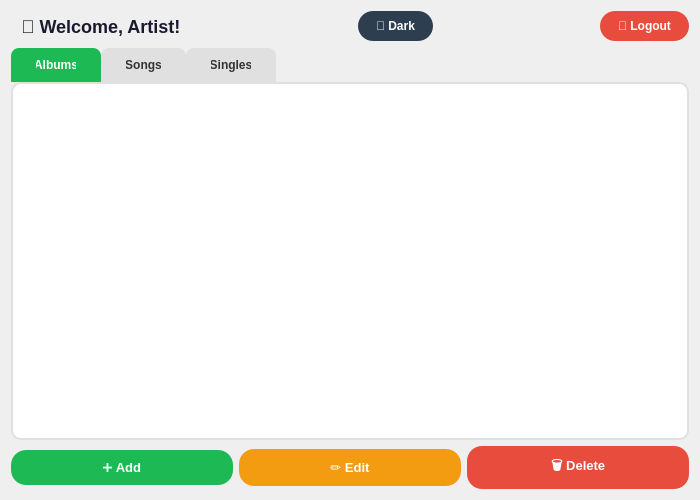
Above: Spotify/artistwindow.ui from Razatak186/Spotify-Project before the change. Below: the same form after it.
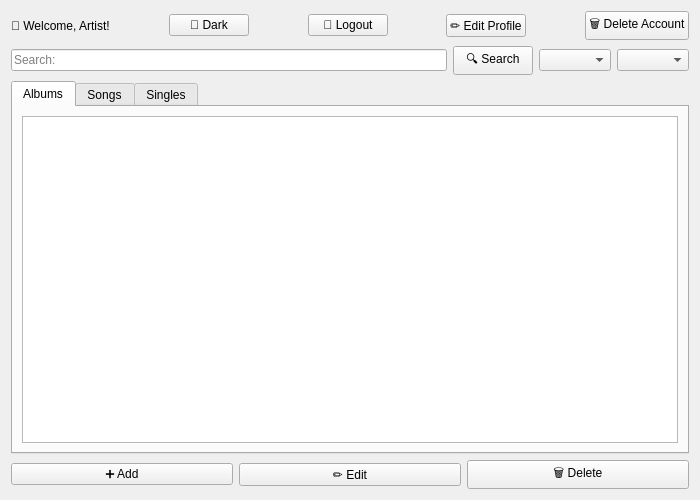
That is the form after the change. The open tabs and pages were chosen to show the change.

The edit to the form file:
```diff
--- a/Spotify/artistwindow.ui
+++ b/Spotify/artistwindow.ui
@@ -30,12 +30,7 @@
        <item>
         <widget class="QLabel" name="welcomeLabel">
          <property name="styleSheet">
-          <string notr="true">QLabel#welcomeLabel {
-    font-size: 18px;
-    font-weight: bold;
-    color: #1a1a2e;
-    padding: 5px;
-}</string>
+          <string notr="true"/>
          </property>
          <property name="text">
           <string>👋 Welcome, Artist!</string>
@@ -64,21 +59,7 @@
           </sizepolicy>
          </property>
          <property name="styleSheet">
-          <string notr="true">QPushButton#darkModeButton {
-    background-color: #2c3e50;
-    color: white;
-    border: none;
-    border-radius: 15px;
-    padding: 8px 18px;
-    font-weight: bold;
-    font-size: 12px;
-}
-QPushButton#darkModeButton:hover {
-    background-color: #34495e;
-}
-QPushButton#darkModeButton:pressed {
-    background-color: #1a252f;
-}</string>
+          <string notr="true"/>
          </property>
          <property name="text">
           <string>🌙 Dark</string>
@@ -101,55 +82,83 @@
        <item>
         <widget class="QPushButton" name="logoutButton">
          <property name="styleSheet">
-          <string notr="true">QPushButton#logoutButton {
-    background-color: #e74c3c;
-    color: white;
-    border: none;
-    border-radius: 15px;
-    padding: 8px 18px;
-    font-weight: bold;
-    font-size: 12px;
-}
-QPushButton#logoutButton:hover {
-    background-color: #c0392b;
-}
-QPushButton#logoutButton:pressed {
-    background-color: #a93226;
-}</string>
+          <string notr="true"/>
          </property>
          <property name="text">
           <string>🚪 Logout</string>
          </property>
         </widget>
        </item>
+       <item>
+        <spacer name="horizontalSpacer_4">
+         <property name="orientation">
+          <enum>Qt::Orientation::Horizontal</enum>
+         </property>
+         <property name="sizeHint" stdset="0">
+          <size>
+           <width>40</width>
+           <height>20</height>
+          </size>
+         </property>
+        </spacer>
+       </item>
+       <item>
+        <widget class="QPushButton" name="editProfileButton">
+         <property name="text">
+          <string>✏️ Edit Profile</string>
+         </property>
+        </widget>
+       </item>
+       <item>
+        <spacer name="horizontalSpacer_3">
+         <property name="orientation">
+          <enum>Qt::Orientation::Horizontal</enum>
+         </property>
+         <property name="sizeHint" stdset="0">
+          <size>
+           <width>40</width>
+           <height>20</height>
+          </size>
+         </property>
+        </spacer>
+       </item>
+       <item>
+        <widget class="QPushButton" name="deleteProfileButton">
+         <property name="text">
+          <string>🗑️ Delete Account</string>
+         </property>
+        </widget>
+       </item>
+      </layout>
+     </item>
+     <item>
+      <layout class="QHBoxLayout" name="horizontalLayout">
+       <item>
+        <widget class="QLineEdit" name="searchEdit">
+         <property name="placeholderText">
+          <string>Search:</string>
+         </property>
+        </widget>
+       </item>
+       <item>
+        <widget class="QPushButton" name="searchButton">
+         <property name="text">
+          <string>🔍 Search</string>
+         </property>
+        </widget>
+       </item>
+       <item>
+        <widget class="QComboBox" name="filterCombo"/>
+       </item>
+       <item>
+        <widget class="QComboBox" name="filterValueCombo"/>
+       </item>
       </layout>
      </item>
      <item>
       <widget class="QTabWidget" name="mainTabs">
        <property name="styleSheet">
-        <string notr="true">QTabWidget::pane {
-    background-color: white;
-    border: 2px solid #e0e0e0;
-    border-radius: 10px;
-}
-QTabBar::tab {
-    background-color: #e0e0e0;
-    color: #333;
-    padding: 10px 25px;
-    border-top-left-radius: 8px;
-    border-top-right-radius: 8px;
-    font-weight: bold;
-}
-QTabBar::tab:selected {
-    background-color: #1DB954;
-    color: white;
-}
-QTabBar::tab:hover {
-    background-color: #b0b0b0;
-}
-QTabBar::tab:selected:hover {
-    background-color: #1ed760;
-}</string>
+        <string notr="true"/>
        </property>
        <property name="currentIndex">
         <number>1</number>
@@ -165,28 +174,7 @@
          <item>
           <widget class="QListWidget" name="listWidget">
            <property name="styleSheet">
-            <string notr="true">QListWidget {
-    background-color: white;
-    border: none;
-    padding: 5px;
-    font-size: 14px;
-    outline: none;
-}
-QListWidget::item {
-    padding: 10px 15px;
-    border-bottom: 1px solid #f0f0f0;
-    border-radius: 5px;
-}
-QListWidget::item:selected {
-    background-color: #1DB954;
-    color: white;
-}
-QListWidget::item:hover {
-    background-color: #e8f5e9;
-}
-QListWidget::item:selected:hover {
-    background-color: #1ed760;
-}</string>
+            <string notr="true"/>
            </property>
           </widget>
          </item>
@@ -269,21 +257,7 @@
        <item>
         <widget class="QPushButton" name="addButton">
          <property name="styleSheet">
-          <string notr="true">QPushButton#addButton {
-    background-color: #1DB954;
-    color: white;
-    border: none;
-    border-radius: 15px;
-    padding: 10px 25px;
-    font-weight: bold;
-    font-size: 13px;
-}
-QPushButton#addButton:hover {
-    background-color: #1ed760;
-}
-QPushButton#addButton:pressed {
-    background-color: #1aa34a;
-}</string>
+          <string notr="true"/>
          </property>
          <property name="text">
           <string>➕ Add</string>
@@ -293,21 +267,7 @@
        <item>
         <widget class="QPushButton" name="editButton">
          <property name="styleSheet">
-          <string notr="true">QPushButton#editButton {
-    background-color: #f39c12;
-    color: white;
-    border: none;
-    border-radius: 15px;
-    padding: 10px 25px;
-    font-weight: bold;
-    font-size: 13px;
-}
-QPushButton#editButton:hover {
-    background-color: #e67e22;
-}
-QPushButton#editButton:pressed {
-    background-color: #d35400;
-}</string>
+          <string notr="true"/>
          </property>
          <property name="text">
           <string>✏️ Edit</string>
@@ -317,21 +277,7 @@
        <item>
         <widget class="QPushButton" name="deleteButton">
          <property name="styleSheet">
-          <string notr="true">QPushButton#deleteButton {
-    background-color: #e74c3c;
-    color: white;
-    border: none;
-    border-radius: 15px;
-    padding: 10px 25px;
-    font-weight: bold;
-    font-size: 13px;
-}
-QPushButton#deleteButton:hover {
-    background-color: #c0392b;
-}
-QPushButton#deleteButton:pressed {
-    background-color: #a93226;
-}</string>
+          <string notr="true"/>
          </property>
          <property name="text">
           <string>🗑️ Delete</string>
```
Left out of the diff: 74 changed lines with no effect on the pictures.
